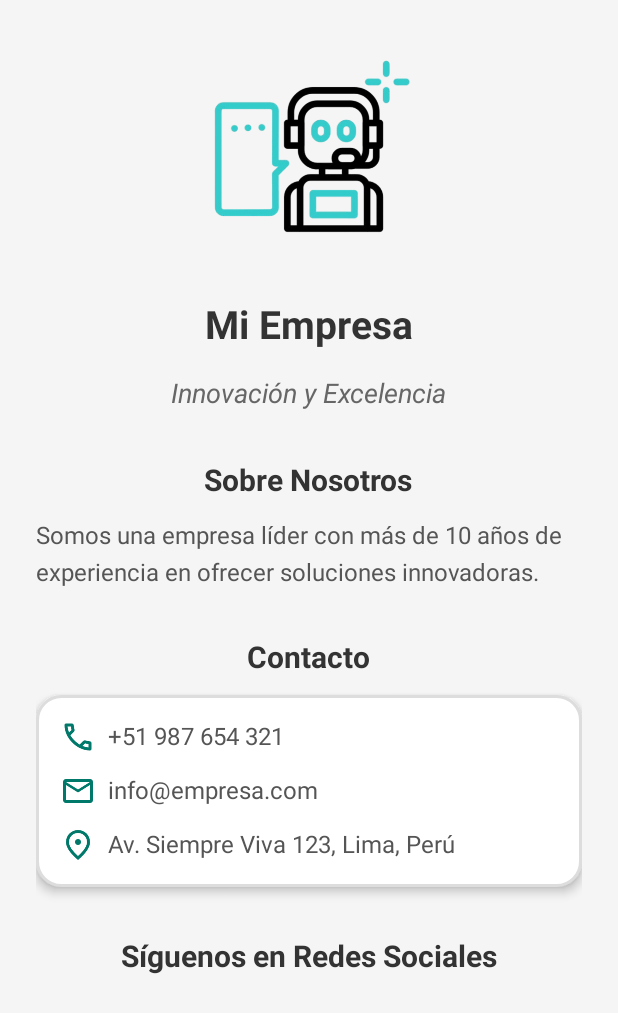
After one commit to BrLearnix/Synthia, an Android app: the AreatrabajoActivity screen opened directly, with no data from a screen before it, on a phone screen of 412 x 824 dp. The commit adds this screen. Shown: the top 1013 px of the screen. Run offline under Robolectric (Android 15) with nearby library versions, the phone set to English and light mode, and no system bars.

Commit message:
anew update

```diff
--- a/app/src/main/AndroidManifest.xml
+++ b/app/src/main/AndroidManifest.xml
@@ -17,6 +17,9 @@
         android:supportsRtl="true"
         android:theme="@style/Theme.SynthIA"
         tools:targetApi="31">
+        <activity
+            android:name=".AreatrabajoActivity"
+            android:exported="true" />
         <activity
             android:name=".SynthiaActivity2"
             android:exported="true" />
@@ -44,6 +47,7 @@
             <intent-filter>
                 <action android:name="android.intent.action.MAIN" />
                 <action android:name="android.speech.action.RECOGNIZE_SPEECH" />
+
                 <category android:name="android.intent.category.DEFAULT" />
                 <category android:name="android.intent.category.LAUNCHER" />
             </intent-filter>
--- /dev/null
+++ b/app/src/main/java/com/example/synthia/AreatrabajoActivity.kt
@@ -0,0 +1,16 @@
+package com.example.synthia
+
+import android.os.Bundle
+import androidx.activity.enableEdgeToEdge
+import androidx.appcompat.app.AppCompatActivity
+import androidx.core.view.ViewCompat
+import androidx.core.view.WindowInsetsCompat
+
+class AreatrabajoActivity : AppCompatActivity() {
+    override fun onCreate(savedInstanceState: Bundle?) {
+        super.onCreate(savedInstanceState)
+        enableEdgeToEdge()
+        setContentView(R.layout.activity_areatrabajo)
+
+    }
+}
--- a/app/src/main/java/com/example/synthia/HomeActivity.kt
+++ b/app/src/main/java/com/example/synthia/HomeActivity.kt
@@ -41,6 +41,13 @@ class HomeActivity : AppCompatActivity() {
             startActivity(intent)
         }
 
+        val buttonSombreCompania: LinearLayout = findViewById(R.id.buttonWorkspace)
+        buttonSombreCompania.setOnClickListener {
+            // Crea un Intent para iniciar la nueva actividad
+            val intent = Intent(this, AreatrabajoActivity::class.java)
+            startActivity(intent)
+        }
+
 
         //ir a perfil de usuario
         val menuUser: ImageButton = findViewById(R.id.menuUser)
--- /dev/null
+++ b/app/src/main/res/drawable/contact_background.xml
@@ -0,0 +1,23 @@
+<?xml version="1.0" encoding="utf-8"?>
+<shape xmlns:android="http://schemas.android.com/apk/res/android"
+    android:shape="rectangle">
+
+    <!-- Fondo principal -->
+    <solid android:color="#FFFFFF" />
+
+    <!-- Bordes redondeados -->
+    <corners android:radius="16dp" />
+
+    <!-- Borde exterior -->
+    <stroke
+        android:width="2dp"
+        android:color="#DDDDDD" />
+
+    <!-- Sombra interior -->
+    <padding
+        android:top="4dp"
+        android:bottom="4dp"
+        android:left="8dp"
+        android:right="8dp" />
+
+</shape>
--- /dev/null
+++ b/app/src/main/res/drawable/logo_background.xml
@@ -0,0 +1,20 @@
+<?xml version="1.0" encoding="utf-8"?>
+<layer-list xmlns:android="http://schemas.android.com/apk/res/android">
+
+    <!-- Sombra -->
+    <item>
+        <shape android:shape="rectangle">
+            <corners android:radius="30dp" />
+            <solid android:color="#E0E0E0" />
+        </shape>
+    </item>
+
+    <!-- Fondo principal -->
+    <item android:top="4dp" android:left="4dp" android:right="4dp" android:bottom="4dp">
+        <shape android:shape="rectangle">
+            <corners android:radius="30dp" />
+            <solid android:color="#FFFFFF" />
+        </shape>
+    </item>
+
+</layer-list>
--- /dev/null
+++ b/app/src/main/res/layout/activity_areatrabajo.xml
@@ -0,0 +1,199 @@
+<?xml version="1.0" encoding="utf-8"?>
+<ScrollView
+    xmlns:android="http://schemas.android.com/apk/res/android"
+    xmlns:app="http://schemas.android.com/apk/res-auto"
+    android:layout_width="match_parent"
+    android:layout_height="match_parent"
+    android:background="#F5F5F5"
+    android:padding="24dp">
+
+    <LinearLayout
+        android:layout_width="match_parent"
+        android:layout_height="wrap_content"
+        android:orientation="vertical"
+        android:gravity="center_horizontal"
+        android:spacing="16dp">
+
+        <!-- Logo de la Empresa -->
+        <ImageView
+            android:id="@+id/company_logo"
+            android:layout_width="150dp"
+            android:layout_height="150dp"
+            android:layout_marginBottom="24dp"
+            android:contentDescription="Logo de la Empresa"
+            android:src="@drawable/synthia"
+            android:elevation="4dp"/>
+
+        <!-- Nombre de la Empresa -->
+        <TextView
+            android:id="@+id/company_name"
+            android:layout_width="wrap_content"
+            android:layout_height="wrap_content"
+            android:text="Mi Empresa"
+            android:textSize="26sp"
+            android:textStyle="bold"
+            android:textColor="#333"
+            android:layout_marginBottom="16dp"/>
+
+        <!-- Eslogan -->
+        <TextView
+            android:id="@+id/company_slogan"
+            android:layout_width="wrap_content"
+            android:layout_height="wrap_content"
+            android:text="Innovación y Excelencia"
+            android:textSize="18sp"
+            android:textStyle="italic"
+            android:textColor="#666"
+            android:layout_marginBottom="32dp"/>
+
+        <!-- Sección: Sobre Nosotros -->
+        <TextView
+            android:id="@+id/section_about_title"
+            android:layout_width="wrap_content"
+            android:layout_height="wrap_content"
+            android:text="Sobre Nosotros"
+            android:textSize="20sp"
+            android:textStyle="bold"
+            android:textColor="#333"
+            android:layout_marginBottom="12dp"/>
+
+        <TextView
+            android:id="@+id/company_about"
+            android:layout_width="match_parent"
+            android:layout_height="wrap_content"
+            android:text="Somos una empresa líder con más de 10 años de experiencia en ofrecer soluciones innovadoras."
+            android:textSize="16sp"
+            android:textColor="#555"
+            android:lineSpacingExtra="6dp"
+            android:layout_marginBottom="32dp"/>
+
+        <!-- Sección: Contacto -->
+        <TextView
+            android:id="@+id/section_contact_title"
+            android:layout_width="wrap_content"
+            android:layout_height="wrap_content"
+            android:text="Contacto"
+            android:textSize="20sp"
+            android:textStyle="bold"
+            android:textColor="#333"
+            android:layout_marginBottom="12dp"/>
+
+        <LinearLayout
+            android:layout_width="match_parent"
+            android:layout_height="wrap_content"
+            android:orientation="vertical"
+            android:padding="16dp"
+            android:background="@drawable/contact_background"
+            android:elevation="4dp"
+            android:layout_marginBottom="32dp">
+
+            <!-- Teléfono -->
+            <LinearLayout
+                android:layout_width="match_parent"
+                android:layout_height="wrap_content"
+                android:orientation="horizontal"
+                android:layout_marginBottom="12dp">
+
+                <ImageView
+                    android:layout_width="24dp"
+                    android:layout_height="24dp"
+                    android:src="@drawable/ic_phone"
+                    android:contentDescription="Icono de Teléfono"
+                    android:tint="#00796B"
+                    android:layout_marginEnd="8dp"/>
+
+                <TextView
+                    android:layout_width="wrap_content"
+                    android:layout_height="wrap_content"
+                    android:text="+51 987 654 321"
+                    android:textSize="16sp"
+                    android:textColor="#555"/>
+            </LinearLayout>
+
+            <!-- Email -->
+            <LinearLayout
+                android:layout_width="match_parent"
+                android:layout_height="wrap_content"
+                android:orientation="horizontal"
+                android:layout_marginBottom="12dp">
+
+                <ImageView
+                    android:layout_width="24dp"
+                    android:layout_height="24dp"
+                    android:src="@drawable/ic_email"
+                    android:contentDescription="Icono de Email"
+                    android:tint="#00796B"
+                    android:layout_marginEnd="8dp"/>
+
+                <TextView
+                    android:layout_width="wrap_content"
+                    android:layout_height="wrap_content"
+                    android:text="info@empresa.com"
+                    android:textSize="16sp"
+                    android:textColor="#555"/>
+            </LinearLayout>
+
+            <!-- Dirección -->
+            <LinearLayout
+                android:layout_width="match_parent"
+                android:layout_height="wrap_content"
+                android:orientation="horizontal">
+
+                <ImageView
+                    android:layout_width="24dp"
+                    android:layout_height="24dp"
+                    android:src="@drawable/ic_location"
+                    android:contentDescription="Icono de Ubicación"
+                    android:tint="#00796B"
+                    android:layout_marginEnd="8dp"/>
+
+                <TextView
+                    android:layout_width="wrap_content"
+                    android:layout_height="wrap_content"
+                    android:text="Av. Siempre Viva 123, Lima, Perú"
+                    android:textSize="16sp"
+                    android:textColor="#555"/>
+            </LinearLayout>
+        </LinearLayout>
+
+        <!-- Sección: Redes Sociales -->
+        <TextView
+            android:id="@+id/section_social_title"
+            android:layout_width="wrap_content"
+            android:layout_height="wrap_content"
+            android:text="Síguenos en Redes Sociales"
+            android:textSize="20sp"
+            android:textStyle="bold"
+            android:textColor="#333"
+            android:layout_marginBottom="12dp"/>
+
+        <LinearLayout
+            android:layout_width="match_parent"
+            android:layout_height="wrap_content"
+            android:orientation="horizontal"
+            android:gravity="center"
+            android:layout_marginBottom="32dp">
+
+            <ImageView
+                android:id="@+id/social_facebook"
+                android:layout_width="40dp"
+                android:layout_height="40dp"
+                android:contentDescription="Icono Facebook"
+                android:layout_margin="8dp" />
+
+            <ImageView
+                android:id="@+id/social_twitter"
+                android:layout_width="40dp"
+                android:layout_height="40dp"
+                android:contentDescription="Icono Twitter"
+                android:layout_margin="8dp" />
+
+            <ImageView
+                android:id="@+id/social_instagram"
+                android:layout_width="40dp"
+                android:layout_height="40dp"
+                android:contentDescription="Icono Instagram"
+                android:layout_margin="8dp" />
+        </LinearLayout>
+    </LinearLayout>
+</ScrollView>
```
Also changed, not shown: app/src/main/res/drawable/ic_email.png (added), app/src/main/res/drawable/ic_location.png (added), app/src/main/res/drawable/ic_phone.png (added).
